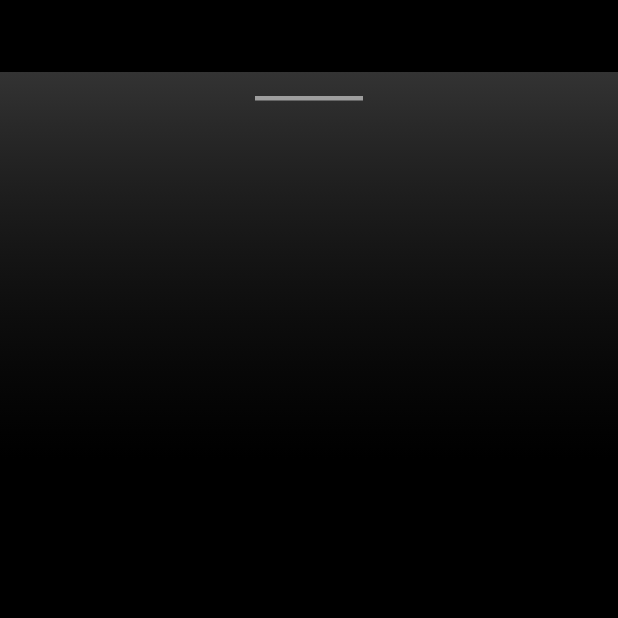
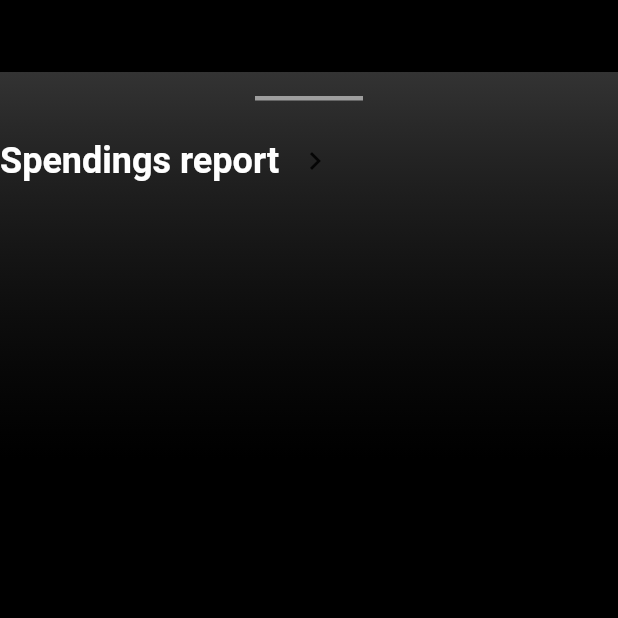
Before and after one commit to JAICHANGPARK/flutter_notebook_8th_story, a Flutter app: the screen it shows after launch, on a phone screen of 412 x 824 dp, the top half of it. Run offline on Flutter 3.47's test engine with Material 2 defaults, Android fonts, the phone set to English and light mode, and no system bars; our stand-ins replace badges, flutter_hooks, google_fonts, hooks_riverpod, state_notifier.

Commit message:
Update bank_main_page.dart

```diff
--- a/lib/ep594_banking_app/bank_main_page.dart
+++ b/lib/ep594_banking_app/bank_main_page.dart
@@ -36,6 +36,23 @@ class _BankMainPageState extends State<BankMainPage> {
                         color: Colors.grey,
                       ),
                     ),
+                  ),
+
+                  Column(
+                    children: [
+                      Row(
+                        children: [
+                          Text("Spendings report", style: TextStyle(
+                            color: Colors.white,
+                            fontWeight: FontWeight.bold,
+                            fontSize: 24
+                          ),),
+                          IconButton(icon: Icon(Icons.keyboard_arrow_right), onPressed: (){
+
+                          })
+                        ],
+                      )
+                    ],
                   )
                 ],
               ),
```
